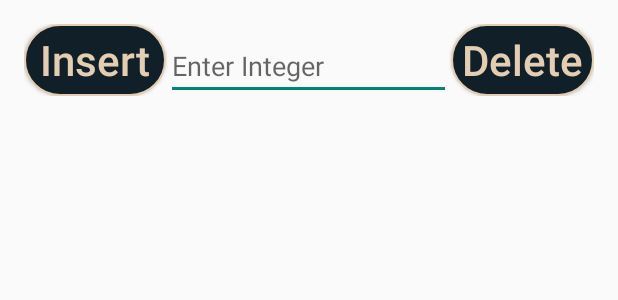
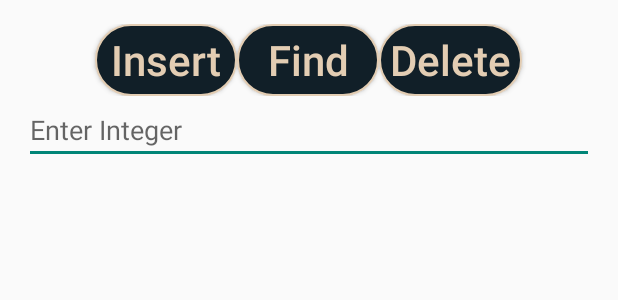
Before and after one commit to AhmadKais/Scientefic_cal, an Android app: the layout activity_splay_tree.xml on its own in the app's theme, with its tools: preview values and no code run, on a phone screen of 412 x 824 dp. Shown: the top 300 px of the screen. Run offline under Robolectric (Android 15) with nearby library versions, the phone set to English and light mode, and no system bars.

```diff
--- a/app/src/main/res/layout/activity_splay_tree.xml
+++ b/app/src/main/res/layout/activity_splay_tree.xml
@@ -6,11 +6,13 @@
     android:padding="16dp"
     android:orientation="vertical">
 
-    <!-- Horizontal layout for Insert button, EditText, and Delete button -->
+    <!-- Horizontal layout for Insert, Find, and Delete buttons -->
     <LinearLayout
         android:layout_width="match_parent"
         android:layout_height="wrap_content"
-        android:orientation="horizontal">
+        android:orientation="horizontal"
+        android:weightSum="4"
+        android:gravity="center">
 
         <Button
             android:id="@+id/buttonInsert"
@@ -23,13 +25,16 @@
             android:textColor="@color/tanAccent"
             android:textSize="28sp"/>
 
-        <EditText
-            android:id="@+id/editTextValue"
+        <Button
+            android:id="@+id/buttonFind"
             android:layout_width="0dp"
             android:layout_height="wrap_content"
-            android:layout_weight="2"
-            android:hint="Enter Integer"
-            android:inputType="numberSigned"/>
+            android:layout_weight="1"
+            android:text="Find"
+            android:background="@drawable/button_background"
+            android:textAllCaps="false"
+            android:textColor="@color/tanAccent"
+            android:textSize="28sp"/>
 
         <Button
             android:id="@+id/buttonDelete"
@@ -43,6 +48,14 @@
             android:textSize="28sp"/>
     </LinearLayout>
 
+    <!-- EditText for input -->
+    <EditText
+        android:id="@+id/editTextValue"
+        android:layout_width="match_parent"
+        android:layout_height="wrap_content"
+        android:hint="Enter Integer"
+        android:inputType="numberSigned"/>
+
     <!-- SplayTreeView for visualizing the tree -->
     <com.example.myapplication.SplayTreeView
         android:id="@+id/splayTreeView"
```
Also changed, not shown: app/src/main/java/com/example/myapplication/MinHeapView.java (+19 -11 lines), app/src/main/java/com/example/myapplication/SplayTree.java (+9 -0 lines), app/src/main/java/com/example/myapplication/SplayTreeActivity.java (+17 -0 lines), app/src/main/java/com/example/myapplication/SplayTreeView.java (+9 -0 lines).
